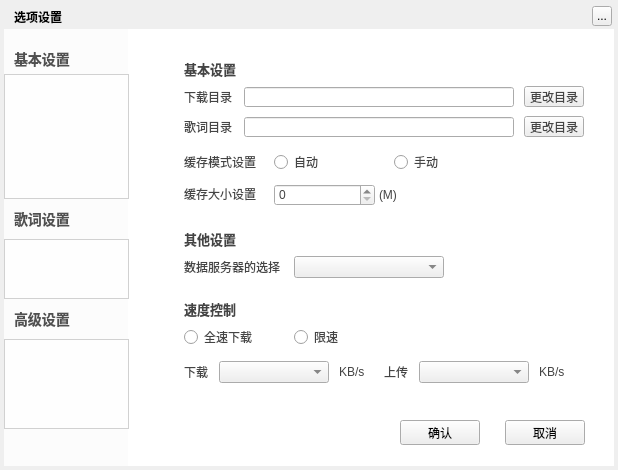
Greedysky/TTKMusicPlayer, file TTKModule/TTKWidget/musicUiKits/musicWidgetKits/musicsettingwidget.ui: the form before one commit.
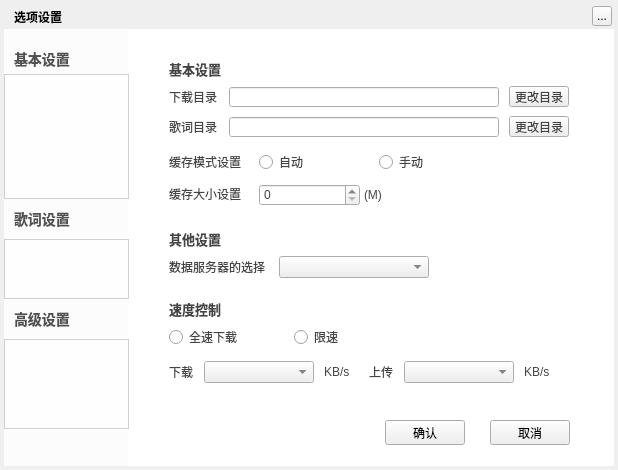
The form after the commit. The open tabs and pages were chosen to show the change. Custom widgets are drawn as their Qt base class.

```diff
--- a/TTKModule/TTKWidget/musicUiKits/musicWidgetKits/musicsettingwidget.ui
+++ b/TTKModule/TTKWidget/musicUiKits/musicWidgetKits/musicsettingwidget.ui
@@ -631,7 +631,7 @@
     <widget class="QLabel" name="baseSetDownloadWidget">
      <property name="geometry">
       <rect>
-       <x>40</x>
+       <x>25</x>
        <y>20</y>
        <width>60</width>
        <height>20</height>
@@ -649,7 +649,7 @@
     <widget class="QLabel" name="downloadDirLabel">
      <property name="geometry">
       <rect>
-       <x>40</x>
+       <x>25</x>
        <y>50</y>
        <width>51</width>
        <height>16</height>
@@ -662,7 +662,7 @@
     <widget class="QLineEdit" name="downloadDirEdit">
      <property name="geometry">
       <rect>
-       <x>100</x>
+       <x>85</x>
        <y>48</y>
        <width>270</width>
        <height>20</height>
@@ -675,7 +675,7 @@
     <widget class="QPushButton" name="downloadDirButton">
      <property name="geometry">
       <rect>
-       <x>380</x>
+       <x>365</x>
        <y>47</y>
        <width>60</width>
        <height>21</height>
@@ -688,7 +688,7 @@
     <widget class="QLabel" name="downloadLrcDirLabel">
      <property name="geometry">
       <rect>
-       <x>40</x>
+       <x>25</x>
        <y>80</y>
        <width>51</width>
        <height>16</height>
@@ -701,7 +701,7 @@
     <widget class="QPushButton" name="downloadLrcDirButton">
      <property name="geometry">
       <rect>
-       <x>380</x>
+       <x>365</x>
        <y>77</y>
        <width>60</width>
        <height>21</height>
@@ -714,7 +714,7 @@
     <widget class="QLineEdit" name="downloadLrcDirEdit">
      <property name="geometry">
       <rect>
-       <x>100</x>
+       <x>85</x>
        <y>78</y>
        <width>270</width>
        <height>20</height>
@@ -727,7 +727,7 @@
     <widget class="QLabel" name="downloadCacheLabel">
      <property name="geometry">
       <rect>
-       <x>40</x>
+       <x>25</x>
        <y>147</y>
        <width>81</width>
        <height>16</height>
@@ -740,7 +740,7 @@
     <widget class="QRadioButton" name="downloadCacheAutoRadioBox">
      <property name="geometry">
       <rect>
-       <x>130</x>
+       <x>115</x>
        <y>115</y>
        <width>111</width>
        <height>16</height>
@@ -753,7 +753,7 @@
     <widget class="QRadioButton" name="downloadCacheManRadioBox">
      <property name="geometry">
       <rect>
-       <x>250</x>
+       <x>235</x>
        <y>115</y>
        <width>121</width>
        <height>16</height>
@@ -766,7 +766,7 @@
     <widget class="QLabel" name="downloadOtherWidget">
      <property name="geometry">
       <rect>
-       <x>40</x>
+       <x>25</x>
        <y>190</y>
        <width>60</width>
        <height>20</height>
@@ -784,7 +784,7 @@
     <widget class="QRadioButton" name="downloadFullRadioBox">
      <property name="geometry">
       <rect>
-       <x>40</x>
+       <x>25</x>
        <y>290</y>
        <width>110</width>
        <height>16</height>
@@ -810,7 +810,7 @@
     <widget class="QSpinBox" name="downloadSpinBox">
      <property name="geometry">
       <rect>
-       <x>130</x>
+       <x>115</x>
        <y>145</y>
        <width>101</width>
        <height>22</height>
@@ -820,7 +820,7 @@
     <widget class="QComboBox" name="downloadLimitSpeedComboBox">
      <property name="geometry">
       <rect>
-       <x>75</x>
+       <x>60</x>
        <y>322</y>
        <width>110</width>
        <height>22</height>
@@ -830,7 +830,7 @@
     <widget class="QComboBox" name="uploadLimitSpeedComboBox">
      <property name="geometry">
       <rect>
-       <x>275</x>
+       <x>260</x>
        <y>322</y>
        <width>110</width>
        <height>22</height>
@@ -840,7 +840,7 @@
     <widget class="QLabel" name="downloadCacheSizeLabel">
      <property name="geometry">
       <rect>
-       <x>235</x>
+       <x>220</x>
        <y>148</y>
        <width>21</width>
        <height>16</height>
@@ -853,7 +853,7 @@
     <widget class="QLabel" name="downloadLimitSpeedLabel">
      <property name="geometry">
       <rect>
-       <x>40</x>
+       <x>25</x>
        <y>325</y>
        <width>31</width>
        <height>16</height>
@@ -866,7 +866,7 @@
     <widget class="QLabel" name="uploadLimitSpeedLabel">
      <property name="geometry">
       <rect>
-       <x>240</x>
+       <x>225</x>
        <y>325</y>
        <width>31</width>
        <height>16</height>
@@ -879,7 +879,7 @@
     <widget class="QLabel" name="downloadSpeedLabel">
      <property name="geometry">
       <rect>
-       <x>195</x>
+       <x>180</x>
        <y>325</y>
        <width>31</width>
        <height>16</height>
@@ -892,7 +892,7 @@
     <widget class="QLabel" name="uploadSpeedLabel">
      <property name="geometry">
       <rect>
-       <x>395</x>
+       <x>380</x>
        <y>325</y>
        <width>31</width>
        <height>16</height>
@@ -905,7 +905,7 @@
     <widget class="QLabel" name="downloadCacheModelLabel">
      <property name="geometry">
       <rect>
-       <x>40</x>
+       <x>25</x>
        <y>115</y>
        <width>81</width>
        <height>16</height>
@@ -918,7 +918,7 @@
     <widget class="QLabel" name="downloadServerLabel">
      <property name="geometry">
       <rect>
-       <x>40</x>
+       <x>25</x>
        <y>220</y>
        <width>101</width>
        <height>16</height>
@@ -931,7 +931,7 @@
     <widget class="QComboBox" name="downloadServerComboBox">
      <property name="geometry">
       <rect>
-       <x>150</x>
+       <x>135</x>
        <y>217</y>
        <width>150</width>
        <height>22</height>
@@ -941,7 +941,7 @@
     <widget class="QLabel" name="downloadSpeedWidget">
      <property name="geometry">
       <rect>
-       <x>40</x>
+       <x>25</x>
        <y>260</y>
        <width>60</width>
        <height>20</height>
@@ -2629,7 +2629,7 @@
   <widget class="QPushButton" name="confirmButton">
    <property name="geometry">
     <rect>
-     <x>400</x>
+     <x>385</x>
      <y>420</y>
      <width>80</width>
      <height>25</height>
@@ -2642,7 +2642,7 @@
   <widget class="QPushButton" name="cancelButton">
    <property name="geometry">
     <rect>
-     <x>505</x>
+     <x>490</x>
      <y>420</y>
      <width>80</width>
      <height>25</height>
```
Left out of the diff: 280 changed lines with no effect on the pictures.
